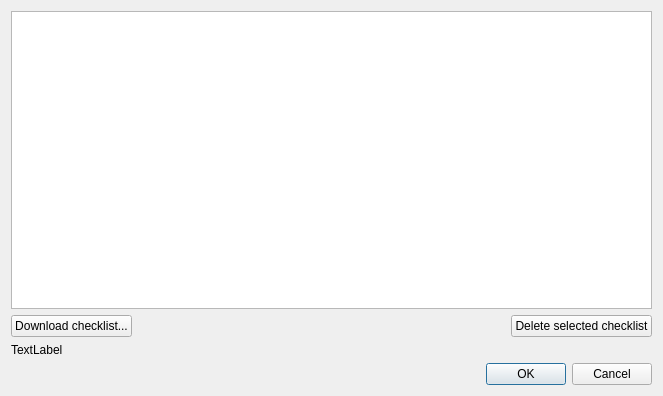
Before: the Qt Designer form src/dataset_qa_workbench/ui/checklist_picker.ui in kartoza/qgis_dataset_qa_workbench, drawn with Qt 5.
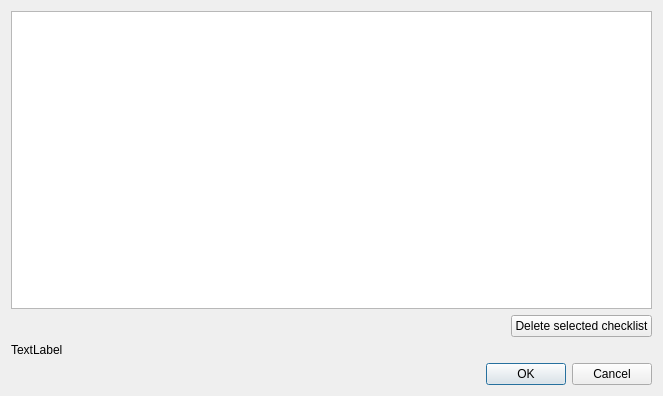
After: the same form once the commit is applied.

Commit message: Delete code that enables internal sharing of checklists

```diff
--- a/src/dataset_qa_workbench/ui/checklist_picker.ui
+++ b/src/dataset_qa_workbench/ui/checklist_picker.ui
@@ -26,13 +26,6 @@
    </item>
    <item>
     <layout class="QHBoxLayout" name="horizontalLayout">
-     <item>
-      <widget class="QPushButton" name="download_checklist_pb">
-       <property name="text">
-        <string>Download checklist...</string>
-       </property>
-      </widget>
-     </item>
      <item>
       <spacer name="horizontalSpacer">
        <property name="orientation">
```
The commit also changes 5 other files.
